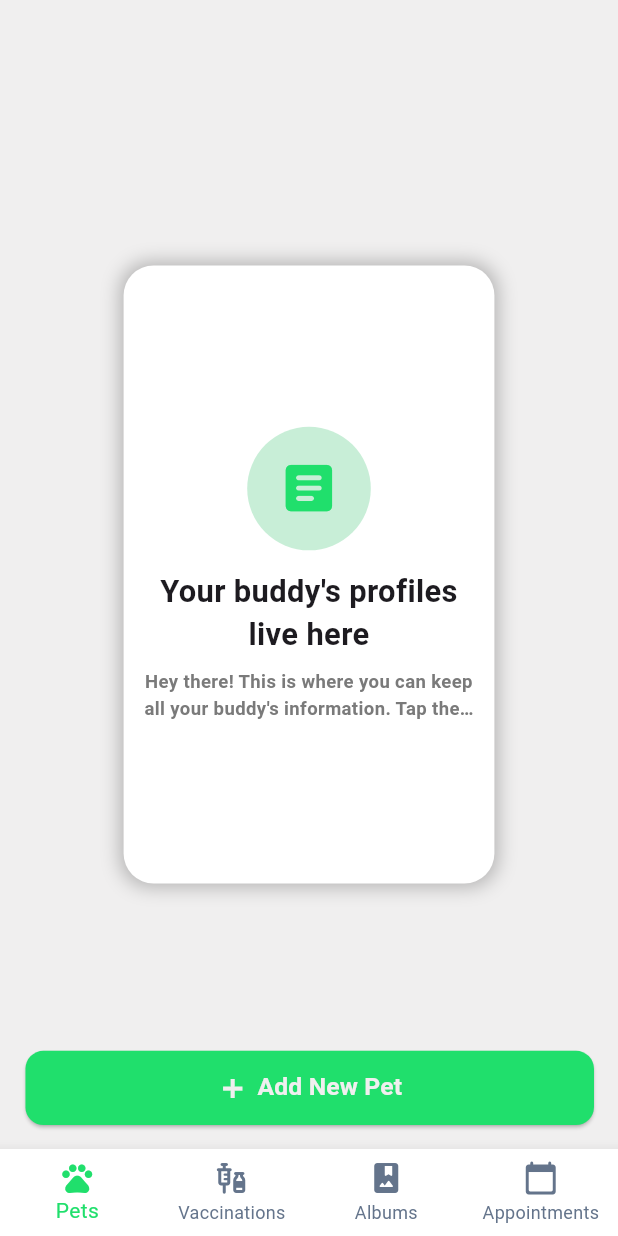
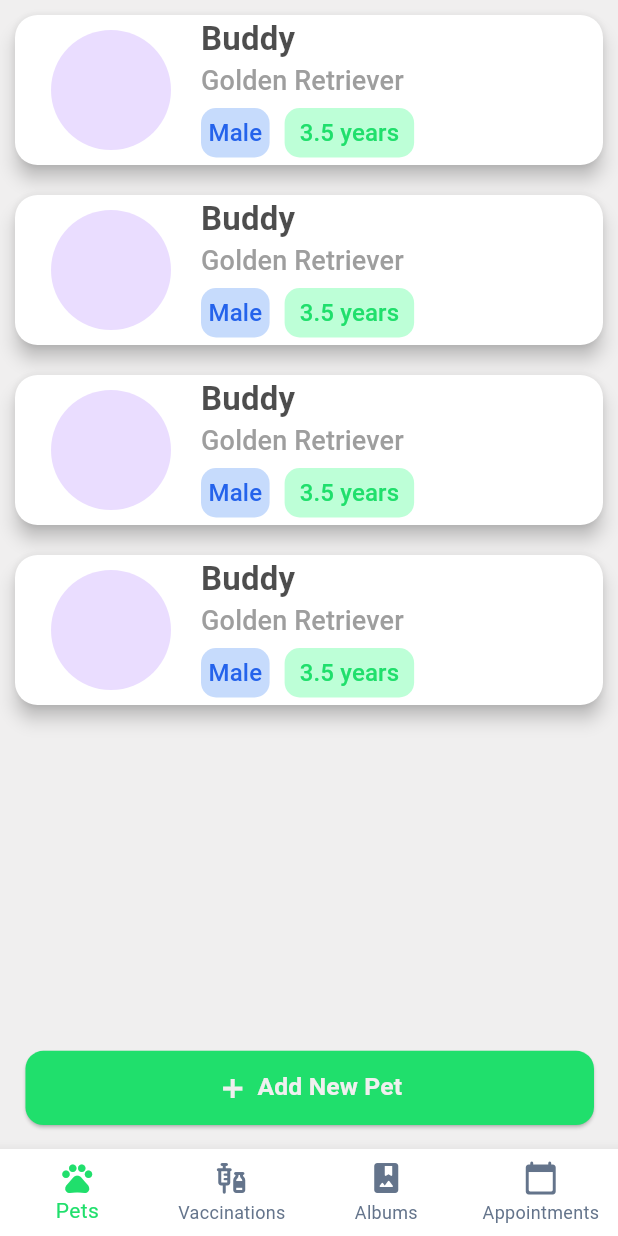
Before and after one commit to DoritosLover1/PetCare-MobilApp, a Flutter app: the screen it shows after launch, on a phone screen of 412 x 824 dp. Run offline on Flutter 3.47's test engine with Material 3 defaults, Android fonts, the phone set to English and light mode, and no system bars; our stand-ins replace sqflite; accounts and stored records are empty.

Commit message:
Some fixes done. Also do PetCard for PetsPage

```diff
--- /dev/null
+++ b/lib/Extensions/PetCard.dart
@@ -0,0 +1,105 @@
+import "package:flutter/material.dart";
+import "package:flutter/services.dart";
+
+class PetCard extends StatelessWidget {
+
+  final String petName;
+  final String petBreed;
+  final String petGender;
+  final double petAge;
+  final Uint8List petImage;
+
+  const PetCard({
+    super.key,
+    required this.petName,
+    required this.petBreed,
+    required this.petAge,
+    required this.petGender,
+    required this.petImage
+  });
+
+  @override
+  Widget build(BuildContext context){
+    return Container(
+      margin: const EdgeInsets.symmetric(horizontal: 5.0, vertical: 5.0),
+      padding: const EdgeInsets.symmetric(horizontal: 5.0, vertical: 5),
+      child: ElevatedButton(
+        style: ElevatedButton.styleFrom(
+          backgroundColor: Colors.white,
+        shape: RoundedRectangleBorder(
+          borderRadius: BorderRadius.circular(15.0),
+        ),
+        elevation: 5.0,
+      ),
+      onPressed: () {
+        // Handle button press
+      },
+      child: Row(
+          children: [
+            CircleAvatar(
+              radius: 40.0,
+              backgroundImage: MemoryImage(petImage),
+            ),
+            const SizedBox(width: 20.0),
+            Expanded(
+              child: Column(
+                crossAxisAlignment: CrossAxisAlignment.start,
+                children: [
+                  Text(
+                    petName,
+                    style: const TextStyle(
+                      color: Color.fromARGB(178, 0, 0, 0),
+                      fontSize: 22.0,
+                      fontWeight: FontWeight.bold,
+                    ),
+                  ),
+                  Text(
+                    petBreed,
+                    style: const TextStyle(
+                      fontSize: 18.0,
+                      color: Colors.grey,
+                    ),
+                  ),
+                  Row(
+                    children: [
+                      Container(
+                        margin: const EdgeInsets.symmetric(vertical: 5.0),
+                        padding: const EdgeInsets.all(5),
+                        decoration: BoxDecoration(
+                          color: const Color.fromARGB(255, 198, 219, 252),
+                          borderRadius: BorderRadius.circular(10.0),
+                        ),
+                        child: Text(
+                          petGender,
+                          style: const TextStyle(
+                            fontSize: 16.0,
+                            color: Color(0xFF2563EB),
+                          ),
+                        ),
+                      ),
+                      const SizedBox(width: 10.0),
+                      Container(
+                        padding: const EdgeInsets.symmetric(horizontal: 10.0, vertical: 5.0),
+                        decoration: BoxDecoration(
+                          color: const Color.fromARGB(255, 189, 255, 215),
+                          borderRadius: BorderRadius.circular(10.0),
+                        ),
+                        child: Text(
+                          petAge.toString() + " years",
+                          style: const TextStyle(
+                            fontSize: 16.0,
+                            color: Color(0xFF20DF6C),
+                          ),
+                        ),
+                      ),
+                    ]
+                  )
+                ],
+              ),
+            ),
+        ],
+      ),
+    ),
+    );
+  }
+}
--- a/lib/Pages/Pages.dart
+++ b/lib/Pages/Pages.dart
@@ -1,4 +1,7 @@
+import 'dart:typed_data';
+
 import 'package:dog_care/Extensions/EmptyPetInfo.dart';
+import 'package:dog_care/Extensions/PetCard.dart';
 import 'package:dog_care/Extensions/SpecializedElevatedButton.dart';
 import 'package:flutter/material.dart';
 
@@ -12,24 +15,41 @@ abstract class _AbstractPage extends StatelessWidget {
 
 class PetsPage extends _AbstractPage {
 
-  const PetsPage({
+  PetsPage({
     super.key,
     required super.screenHeight,
     required super.screenWidth,
   });
+
+  final animalList = [{"name" : "Buddy", "breed": "Golden Retriever", "age": 3.5, "gender": "Male", "image": Uint8List(0)},{"name" : "Buddy", "breed": "Golden Retriever", "age": 3.5, "gender": "Male", "image": Uint8List(0)},{"name" : "Buddy", "breed": "Golden Retriever", "age": 3.5, "gender": "Male", "image": Uint8List(0)},{"name" : "Buddy", "breed": "Golden Retriever", "age": 3.5, "gender": "Male", "image": Uint8List(0)}]; // Placeholder for animal list
 
   @override
   Widget build(BuildContext context) {
     return Scaffold(
       backgroundColor: const Color.fromARGB(255, 240, 239, 239),
       body: Center(
-            child: EmptyInfoCard(
+            child:
+            animalList.isEmpty ?
+            EmptyInfoCard(
               screenHeight: screenHeight,
               screenWidth: screenWidth,
               sectionText: "Your buddy's profiles live here",
               subText:"Hey there! This is where you can keep all your buddy's information. Tap the '+' button to add your buddy!",
               icon: Icons.article_rounded,
-            ),
+            )
+            : ListView.builder(
+              itemCount: animalList.length,
+              itemBuilder: (context, index) {
+                final pet = animalList[index];
+                return PetCard (
+                  petName: pet["name"] as String,
+                  petBreed: pet["breed"] as String,
+                  petAge: pet["age"] as double,
+                  petGender: pet["gender"] as String,
+                  petImage: pet["image"] as Uint8List,
+                );
+              },
+            )
       ),
       floatingActionButton: SpecializedElevatedButton(
         screenHeight: screenHeight,
```
Also changed, not shown: lib/Classes/Animals.dart (deleted, +0 -15 lines), lib/DB/DBConnection.dart (+384 -12 lines).
